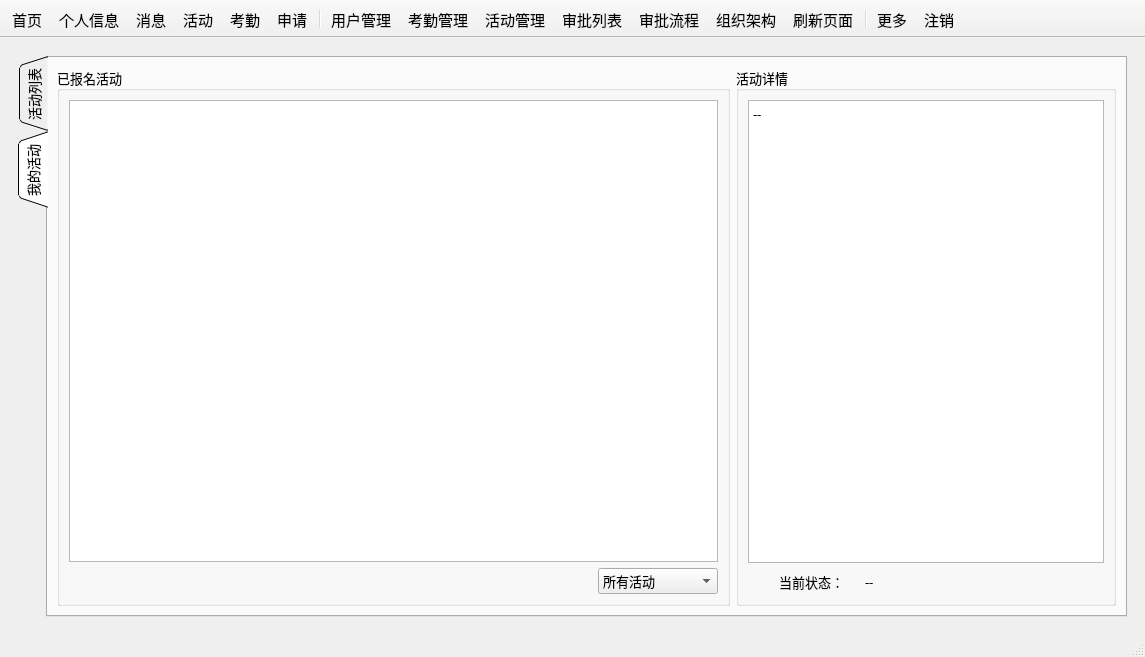
Before: the Qt Designer form mainwindow.ui in csthenry/weplanet-desktop, drawn with Qt 5.
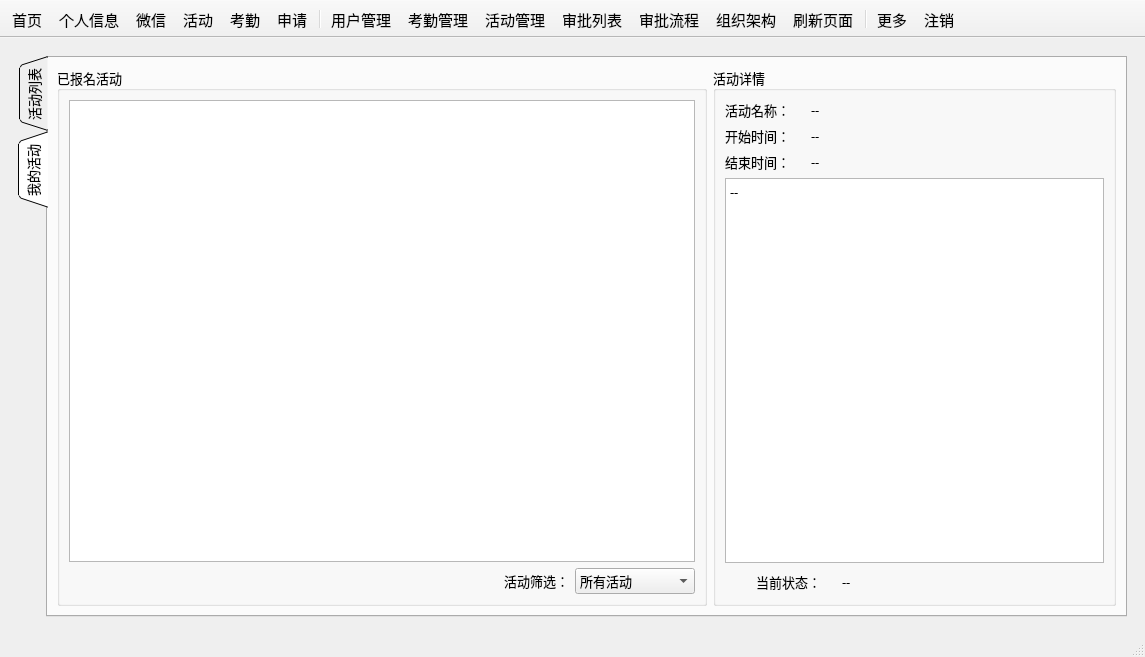
After: the same form once the commit is applied. The open tabs and pages were chosen to show the change. Icons and pictures are not drawn. Custom widgets are drawn as their Qt base class.

Commit message: 🎉活动/活动管理功能上线！修复遗留的model跨线程加载问题，修复大量bug，优化细节。

Patch:
```diff
--- a/mainwindow.ui
+++ b/mainwindow.ui
@@ -1866,7 +1866,7 @@
                <string>已报名活动</string>
               </property>
               <layout class="QGridLayout" name="gridLayout_71">
-               <item row="1" column="1">
+               <item row="1" column="2">
                 <widget class="QComboBox" name="comboBox_myAct">
                  <property name="minimumSize">
                   <size>
@@ -1896,6 +1896,23 @@
                  </item>
                 </widget>
                </item>
+               <item row="0" column="0" colspan="3">
+                <widget class="QTableView" name="tableView_myActivity">
+                 <property name="acceptDrops">
+                  <bool>true</bool>
+                 </property>
+                 <property name="editTriggers">
+                  <set>QAbstractItemView::NoEditTriggers</set>
+                 </property>
+                </widget>
+               </item>
+               <item row="1" column="1">
+                <widget class="QLabel" name="label_64">
+                 <property name="text">
+                  <string>活动筛选：</string>
+                 </property>
+                </widget>
+               </item>
                <item row="1" column="0">
                 <spacer name="horizontalSpacer_8">
                  <property name="orientation">
@@ -1909,9 +1926,6 @@
                  </property>
                 </spacer>
                </item>
-               <item row="0" column="0" colspan="2">
-                <widget class="QTableView" name="tableView_myActivity"/>
-               </item>
               </layout>
              </widget>
             </item>
@@ -1926,53 +1940,96 @@
               <property name="title">
                <string>活动详情</string>
               </property>
-              <layout class="QGridLayout" name="gridLayout_70">
-               <item row="1" column="2">
-                <widget class="QLabel" name="label_curActStatus">
-                 <property name="text">
-                  <string>--</string>
-                 </property>
-                </widget>
-               </item>
-               <item row="1" column="1">
-                <widget class="QLabel" name="label_62">
-                 <property name="maximumSize">
-                  <size>
-                   <width>80</width>
-                   <height>16777215</height>
-                  </size>
-                 </property>
-                 <property name="text">
-                  <string>当前状态：</string>
-                 </property>
-                </widget>
+              <layout class="QGridLayout" name="gridLayout_74">
+               <item row="0" column="0">
+                <layout class="QGridLayout" name="gridLayout_73">
+                 <item row="0" column="0">
+                  <widget class="QLabel" name="label_66">
+                   <property name="minimumSize">
+                    <size>
+                     <width>80</width>
+                     <height>0</height>
+                    </size>
+                   </property>
+                   <property name="maximumSize">
+                    <size>
+                     <width>80</width>
+                     <height>16777215</height>
+                    </size>
+                   </property>
+                   <property name="text">
+                    <string>活动名称：</string>
+                   </property>
+                  </widget>
+                 </item>
+                 <item row="0" column="1">
+                  <widget class="QLabel" name="label_actName_2">
+                   <property name="minimumSize">
+                    <size>
+                     <width>150</width>
+                     <height>0</height>
+                    </size>
+                   </property>
+                   <property name="text">
+                    <string>--</string>
+                   </property>
+                  </widget>
+                 </item>
+                 <item row="1" column="0">
+                  <widget class="QLabel" name="label_68">
+                   <property name="maximumSize">
+                    <size>
+                     <width>80</width>
+                     <height>16777215</height>
+                    </size>
+                   </property>
+                   <property name="text">
+                    <string>开始时间：</string>
+                   </property>
+                  </widget>
+                 </item>
+                 <item row="1" column="1">
+                  <widget class="QLabel" name="label_actBegin_2">
+                   <property name="minimumSize">
+                    <size>
+                     <width>150</width>
+                     <height>0</height>
+                    </size>
+                   </property>
+                   <property name="text">
+                    <string>--</string>
+                   </property>
+                  </widget>
+                 </item>
+                 <item row="2" column="0">
+                  <widget class="QLabel" name="label_69">
+                   <property name="maximumSize">
+                    <size>
+                     <width>80</width>
+                     <height>16777215</height>
+                    </size>
+                   </property>
+                   <property name="text">
+                    <string>结束时间：</string>
+                   </property>
+                  </widget>
+                 </item>
+                 <item row="2" column="1">
+                  <widget class="QLabel" name="label_actEnd_2">
+                   <property name="minimumSize">
+                    <size>
+                     <width>150</width>
+                     <height>0</height>
+                    </size>
+                   </property>
+                   <property name="text">
+                    <string>--</string>
+                   </property>
+                  </widget>
+                 </item>
+                </layout>
                </item>
                <item row="1" column="0">
-                <widget class="QLabel" name="label_63">
-                 <property name="minimumSize">
-                  <size>
-                   <width>25</width>
-                   <height>25</height>
-                  </size>
-                 </property>
-                 <property name="maximumSize">
-                  <size>
-                   <width>25</width>
-                   <height>25</height>
-                  </size>
-                 </property>
-                 <property name="text">
-                  <string/>
-                 </property>
-                 <property name="pixmap">
-                  <pixmap resource="resource.qrc">:/images/color_icon/color-time.svg</pixmap>
-                 </property>
-                 <property name="scaledContents">
-                  <bool>true</bool>
-                 </property>
-                </widget>
-               </item>
-               <item row="0" column="0" colspan="3">
                 <widget class="QTextBrowser" name="textBrowser_activityDsc">
                  <property name="html">
                   <string>&lt;!DOCTYPE HTML PUBLIC &quot;-//W3C//DTD HTML 4.0//EN&quot; &quot;http://www.w3.org/TR/REC-html40/strict.dtd&quot;&gt;
@@ -1983,6 +2040,61 @@
                  </property>
                 </widget>
                </item>
+               <item row="2" column="0">
+                <layout class="QGridLayout" name="gridLayout_70">
+                 <item row="0" column="0">
+                  <widget class="QLabel" name="label_63">
+                   <property name="minimumSize">
+                    <size>
+                     <width>25</width>
+                     <height>25</height>
+                    </size>
+                   </property>
+                   <property name="maximumSize">
+                    <size>
+                     <width>25</width>
+                     <height>25</height>
+                    </size>
+                   </property>
+                   <property name="text">
+                    <string/>
+                   </property>
+                   <property name="pixmap">
+                    <pixmap resource="resource.qrc">:/images/color_icon/color-time.svg</pixmap>
+                   </property>
+                   <property name="scaledContents">
+                    <bool>true</bool>
+                   </property>
+                  </widget>
+                 </item>
+                 <item row="0" column="1">
+                  <widget class="QLabel" name="label_62">
+                   <property name="maximumSize">
+                    <size>
+                     <width>80</width>
+                     <height>16777215</height>
+                    </size>
+                   </property>
+                   <property name="text">
+                    <string>当前状态：</string>
+                   </property>
+                  </widget>
+                 </item>
+                 <item row="0" column="2">
+                  <widget class="QLabel" name="label_curActStatus">
+                   <property name="minimumSize">
+                    <size>
+                     <width>150</width>
+                     <height>0</height>
+                    </size>
+                   </property>
+                   <property name="text">
+                    <string>--</string>
+                   </property>
+                  </widget>
+                 </item>
+                </layout>
+               </item>
               </layout>
              </widget>
             </item>
@@ -4478,7 +4590,7 @@
      <normaloff>:/images/color_icon/color-reviews.svg</normaloff>:/images/color_icon/color-reviews.svg</iconset>
    </property>
    <property name="text">
-    <string>消息</string>
+    <string>微信</string>
    </property>
    <property name="toolTip">
     <string>消息</string>
```
Left out of the diff: 123 changed lines with no effect on the pictures. The commit also changes 24 other files.
